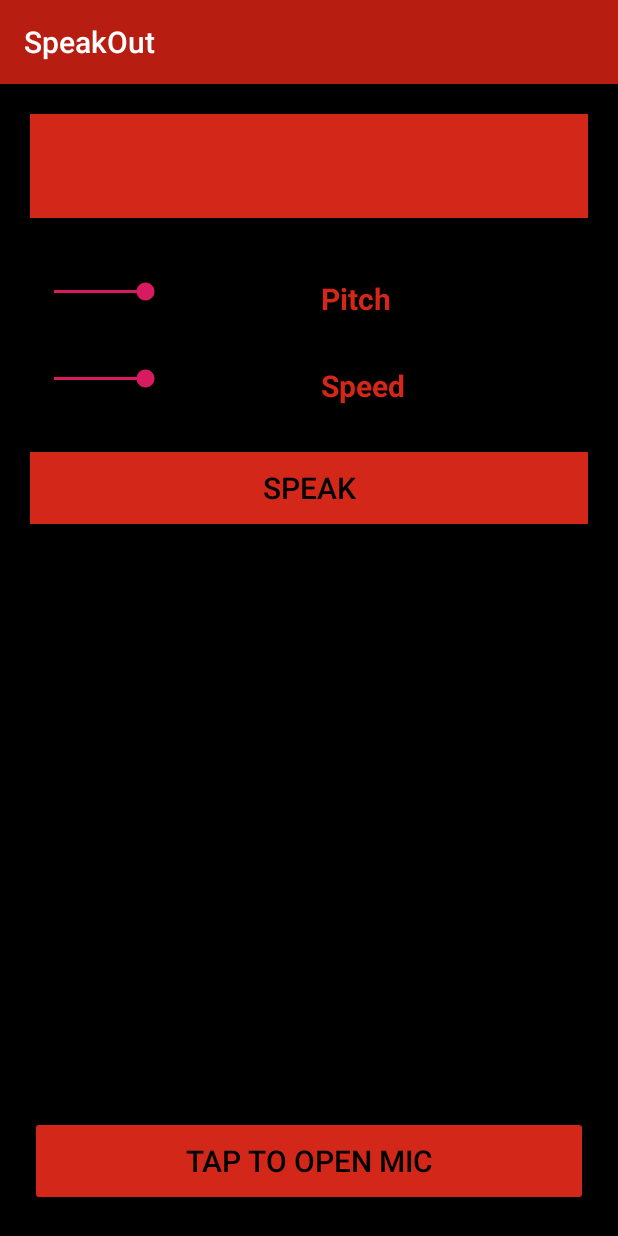
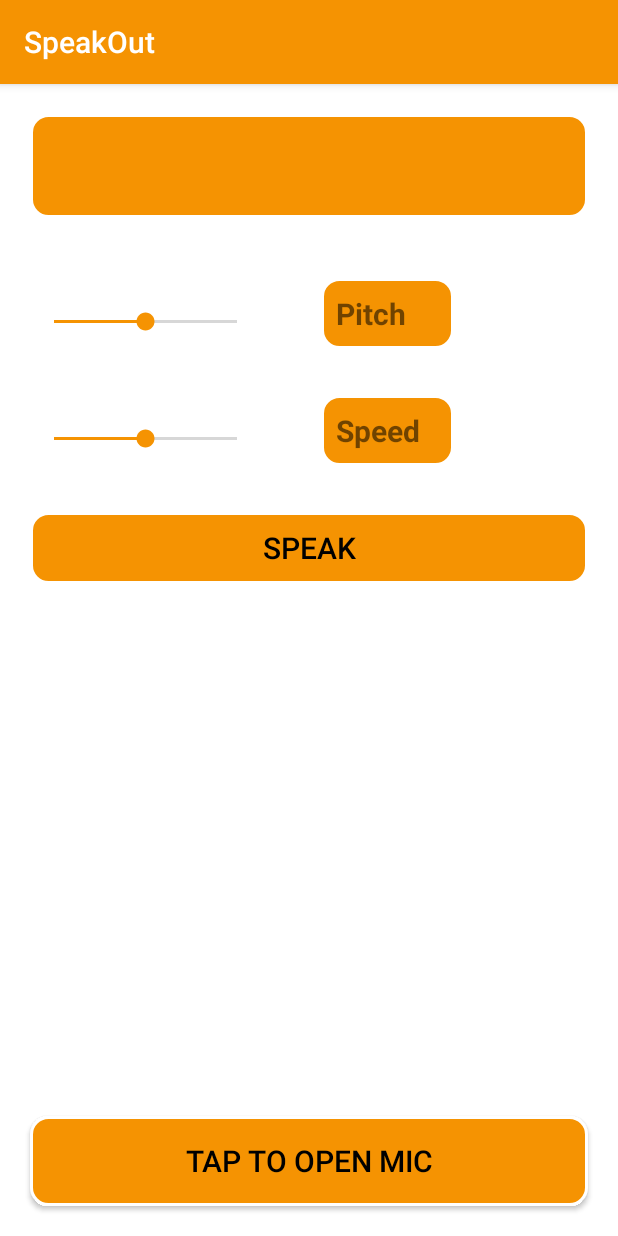
Before and after one commit to GauravKrv/SpeakOut, an Android app: the screen it shows after launch (MainActivity), on a phone screen of 412 x 824 dp. Run offline under Robolectric (Android 15) with nearby library versions, the phone set to English and light mode, and no system bars.

Commit message:
UI Changes Done

```diff
--- a/app/src/main/java/com/karve/speakout/MainActivity.kt
+++ b/app/src/main/java/com/karve/speakout/MainActivity.kt
@@ -81,7 +81,7 @@ class MainActivity : AppCompatActivity() {
         intent.putExtra(RecognizerIntent.EXTRA_LANGUAGE_MODEL, RecognizerIntent.LANGUAGE_MODEL_FREE_FORM)
         intent.putExtra(RecognizerIntent.EXTRA_LANGUAGE, Locale.getDefault())
         intent.putExtra(RecognizerIntent.EXTRA_PROMPT,
-            "HY SPEAK SOMETHING")
+            "SAY SOMETHING")
         try {
             startActivityForResult(intent, 1)
 
--- /dev/null
+++ b/app/src/main/res/drawable/shape.xml
@@ -0,0 +1,19 @@
+<?xml version="1.0" encoding="utf-8"?>
+<shape android:shape="rectangle"
+    xmlns:android="http://schemas.android.com/apk/res/android">
+    <solid
+        android:color="@color/colorBG1"
+        />
+    <stroke
+        android:width="2dp"
+        android:color="@color/White"
+        />
+    <padding
+        android:left="10dp"
+        android:right="10dp"
+        android:top="10dp"
+        android:bottom="10dp"/>
+
+    <corners
+        android:radius="11dp"/>
+</shape>
--- a/app/src/main/res/layout/activity_main.xml
+++ b/app/src/main/res/layout/activity_main.xml
@@ -2,7 +2,7 @@
 <RelativeLayout xmlns:android="http://schemas.android.com/apk/res/android"
     xmlns:app="http://schemas.android.com/apk/res-auto"
     xmlns:tools="http://schemas.android.com/tools"
-    android:background="#000"
+    android:background="@color/White"
     android:layout_width="match_parent"
     android:layout_height="match_parent"
     tools:context=".MainActivity">
@@ -13,7 +13,7 @@
         android:layout_height="wrap_content"
         android:textSize="22sp"
         android:textAlignment="center"
-        android:background="#D32719"
+        android:background="@drawable/shape"
         android:textColor="#ffffff"
         android:layout_margin="20dp"
         android:layout_marginTop="30dp"
@@ -22,7 +22,7 @@
     <Button
         android:layout_width="match_parent"
         android:layout_height="60dp"
-        android:backgroundTint="#D32719"
+        android:background="@drawable/shape"
         android:text="Tap to open Mic"
         android:textSize="20sp"
         android:textColor="#000"
@@ -36,19 +36,25 @@
     <SeekBar
         android:id="@+id/seekBarPitch"
         android:layout_width="154dp"
-        android:background="#000"
+        android:background="@color/White"
+
         android:layout_height="wrap_content"
-        android:layout_margin="20dp"
+        android:layout_marginLeft="20dp"
+        android:layout_marginRight="20dp"
+        android:layout_marginBottom="20dp"
+
+        android:layout_marginTop="40dp"
         android:progress="50"
         android:layout_below="@+id/txt_op" />
+
 
     <TextView
         android:id="@+id/textView2"
         android:layout_width="40pt"
-        android:paddingRight="5dp"
+        android:padding="10dp"
         android:layout_height="wrap_content"
         android:layout_below="@id/txt_op"
-        android:textColor="#D32719"
+        android:background="@drawable/shape"
         android:textSize="20sp"
         android:layout_margin="20dp"
         android:text="Pitch"
@@ -58,9 +64,9 @@
     <TextView
         android:id="@+id/textView3"
         android:layout_width="40pt"
-        android:paddingRight="5dp"
+        android:padding="10dp"
         android:layout_height="wrap_content"
-        android:textColor="#D32719"
+        android:background="@drawable/shape"
         android:textStyle="bold"
         android:layout_margin="20dp"
         android:text="Speed"
@@ -73,14 +79,18 @@
         android:id="@+id/seekBar2"
         android:layout_width="154dp"
         android:layout_height="wrap_content"
-        android:layout_margin="20dp"
-        android:layout_below="@id/seekBarPitch"
+        android:layout_marginLeft="20dp"
+        android:layout_marginRight="20dp"
+        android:layout_marginBottom="20dp"
+
+        android:layout_marginTop="40dp"        android:layout_below="@id/seekBarPitch"
         android:progress="50"
        />
 
+
     <Button
         android:id="@+id/buSpeak"
-        android:background="#D32719"
+android:background="@drawable/shape"
         android:layout_width="match_parent"
         android:textSize="20sp"
         android:layout_margin="20dp"
--- a/app/src/main/res/values/colors.xml
+++ b/app/src/main/res/values/colors.xml
@@ -1,6 +1,8 @@
 <?xml version="1.0" encoding="utf-8"?>
 <resources>
-    <color name="colorPrimary">#B81D11</color>
-    <color name="colorPrimaryDark">#000</color>
-    <color name="colorAccent">#D81B60</color>
+    <color name="colorPrimary">#F59302</color>
+    <color name="colorPrimaryDark">#FF9800</color>
+    <color name="colorAccent">#F59302</color>
+    <color name="colorBG1">#F59302</color>
+    <color name="White">#ffffff</color>
 </resources>
```
